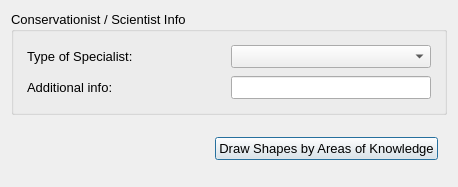
Old version of the form oom_cobi_loreto/Interview/consscience.ui in the repository Ecotrust/openoceanmap-desktop.
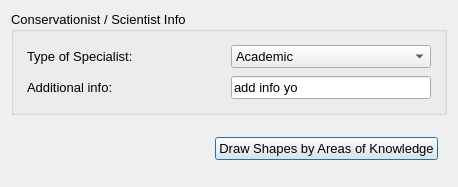
New version of the form.

```diff
--- a/oom_cobi_loreto/Interview/consscience.ui
+++ b/oom_cobi_loreto/Interview/consscience.ui
@@ -85,11 +85,6 @@
                <height>16777215</height>
               </size>
              </property>
-             <item>
-              <property name="text" >
-               <string/>
-              </property>
-             </item>
              <item>
               <property name="text" >
                <string>Academic</string>
@@ -198,7 +193,7 @@
               <enum>Qt::PreventContextMenu</enum>
              </property>
              <property name="text" >
-              <string/>
+              <string>add info yo</string>
              </property>
             </widget>
            </item>
```
Left out of the diff: 24 changed lines with no effect on the pictures.
